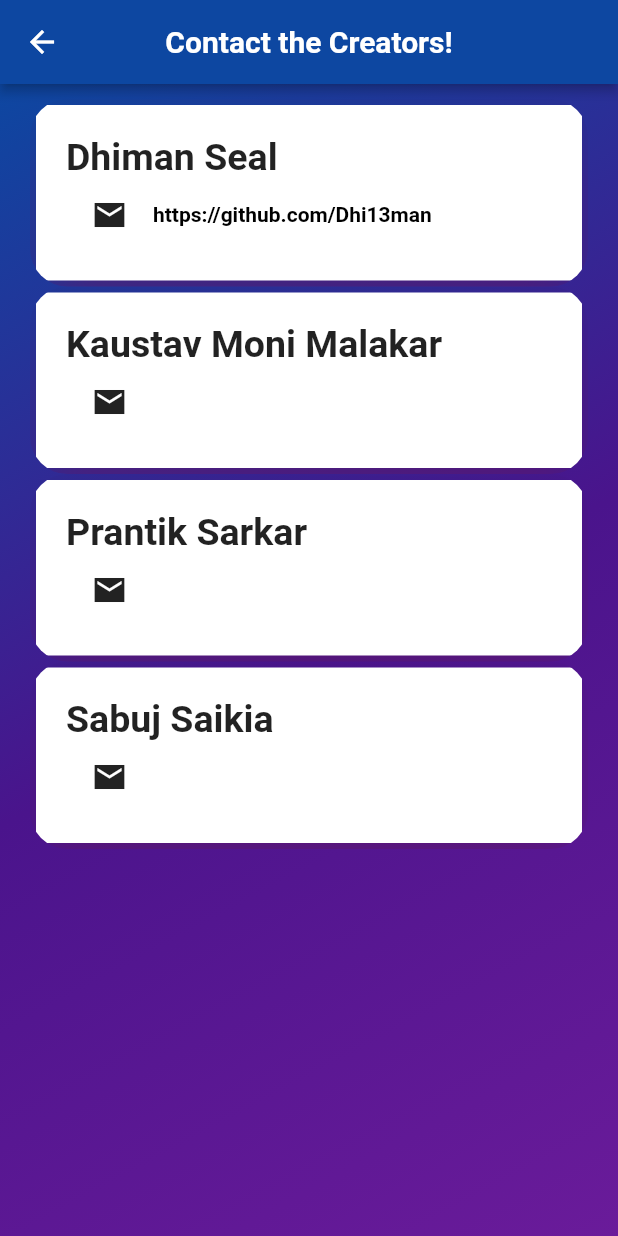
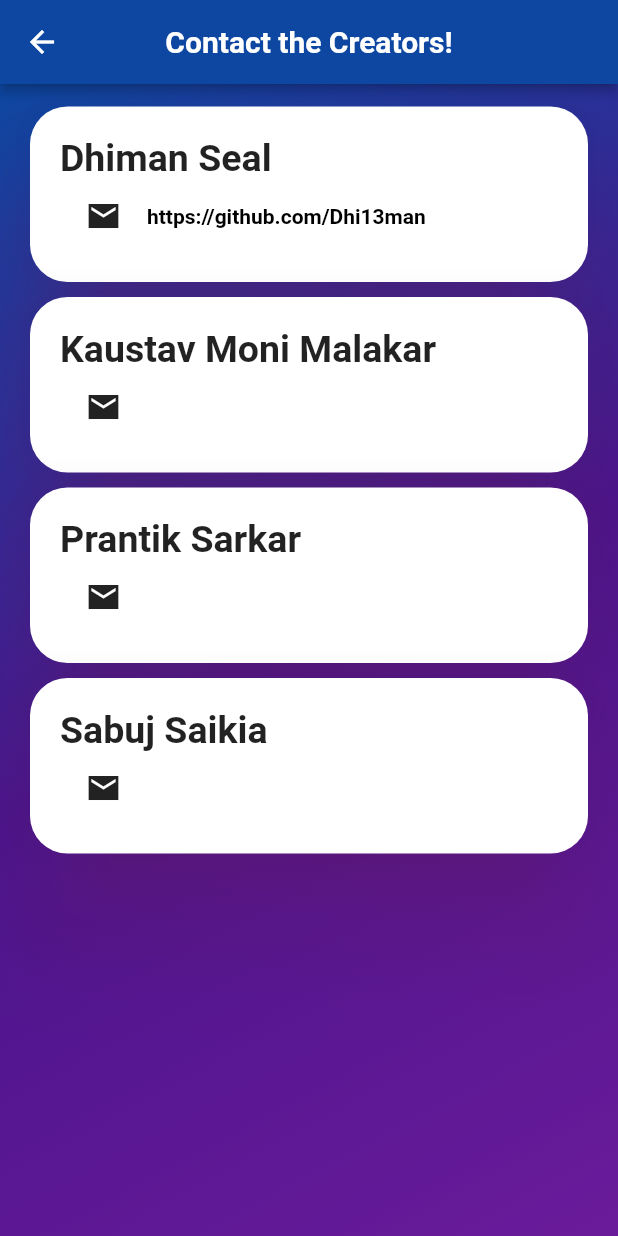
Before and after one commit to Dhi13man/SafeSyncIoT, a Flutter app: the ContactPage screen opened by its route, after a tap on the "email" icon, on a phone screen of 412 x 824 dp. Run offline on Flutter 3.47's test engine with Material 2 defaults, Android fonts, the phone set to English and light mode, and no system bars; our stand-ins replace bloc, flutter_bloc, moor, sqflite, sqflite_common_ffi; missing offline and left inert: moor2csv, undo; accounts and stored records are empty; generated files the repository leaves out were written again; statements that could not run were skipped.

Commit message:
UI color changes

```diff
--- a/lib/UI/ContactPage/contactPage.dart
+++ b/lib/UI/ContactPage/contactPage.dart
@@ -22,7 +22,7 @@ class ContactPage extends StatelessWidget {
         width: _dimensions.width,
         decoration: importantConstants.bgGradDecoration,
         child: ListView(
-          padding: EdgeInsets.fromLTRB(20, 10, 20, 0),
+          padding: EdgeInsets.fromLTRB(20, 10, 20, 30),
           children: <Widget>[
             ContactCard(
               'Dhiman Seal',
--- a/lib/UI/ContactPage/contactPageCard.dart
+++ b/lib/UI/ContactPage/contactPageCard.dart
@@ -19,23 +19,23 @@ class ContactCard extends StatelessWidget {
       }
     } catch (e) {
       AlertDialog(
-        title: Text(e),
+        title: Text('Error: $e Provide Valid URL.'),
       );
     }
   }
 
   @override
   Widget build(BuildContext context) {
-    return GestureDetector(
-      onTap: () {
-        _launchURL(githubURL);
-      },
-      behavior: HitTestBehavior.translucent,
-      child: ClipRRect(
+    return Card(
+      elevation: 30,
+      shadowColor: Colors.purple,
+      margin: EdgeInsets.symmetric(vertical: 5),
+      shape: RoundedRectangleBorder(
         borderRadius: BorderRadius.circular(25),
-        child: Card(
-          elevation: 20,
-          shadowColor: Colors.purple,
+      ),
+      child: RawMaterialButton(
+        onPressed: () => _launchURL(githubURL),
+        splashColor: Colors.black,
         child: Container(
           padding: const EdgeInsets.all(20.0),
           child: Column(
@@ -61,7 +61,6 @@ class ContactCard extends StatelessWidget {
           ),
         ),
       ),
-      ),
     );
   }
 }
--- a/lib/UI/home/components/attendance/Components/attendanceCard.dart
+++ b/lib/UI/home/components/attendance/Components/attendanceCard.dart
@@ -21,7 +21,7 @@ class AttendanceCard extends StatelessWidget {
     else if (attendance.attendanceCount < optimumAttendancesNumber)
       return Icon(
         CupertinoIcons.checkmark_circle_fill,
-        color: Colors.green,
+        color: Colors.green[900],
       );
     else
       return Icon(
--- a/lib/UI/home/components/attendance/Components/attendanceList.dart
+++ b/lib/UI/home/components/attendance/Components/attendanceList.dart
@@ -95,7 +95,6 @@ class AttendanceList extends StatelessWidget {
         Container(
           alignment: Alignment.bottomCenter,
           height: 50,
-          width: MediaQuery.of(context).size.width,
           child: CupertinoButton(
             color: importantConstants.bgGradMid,
             child: Text(
--- a/lib/UI/home/components/logs/components/eventCard.dart
+++ b/lib/UI/home/components/logs/components/eventCard.dart
@@ -20,12 +20,12 @@ class EventCard extends StatelessWidget {
     else if (_event.eventType == 'attendance')
       return Icon(
         Icons.clean_hands_rounded,
-        color: Colors.green,
+        color: Colors.green[800],
       );
     else if (_event.eventType == 'contact')
       return Icon(
         Icons.group,
-        color: Colors.yellow,
+        color: Colors.amber,
       );
     else if (_event.eventType == 'danger')
       return Icon(
--- a/lib/UI/home/home.dart
+++ b/lib/UI/home/home.dart
@@ -21,9 +21,7 @@ class CustomTitleBar extends StatelessWidget {
       child: SingleChildScrollView(
         scrollDirection: Axis.horizontal,
         child: RawMaterialButton(
-          highlightElevation: 50,
-          highlightColor: importantConstants.bgGradMid,
-          hoverElevation: 0,
+          focusColor: Colors.transparent,
           onPressed: () => Navigator.pushNamed(context, '/contact'),
           child: Text(
             title,
```
Also changed, not shown: lib/UI/home/components/attendance/attendance.dart (+5 -3 lines), lib/UI/home/components/logs/logs.dart (+4 -3 lines). Lines whose indentation alone changed are shown as unchanged.
